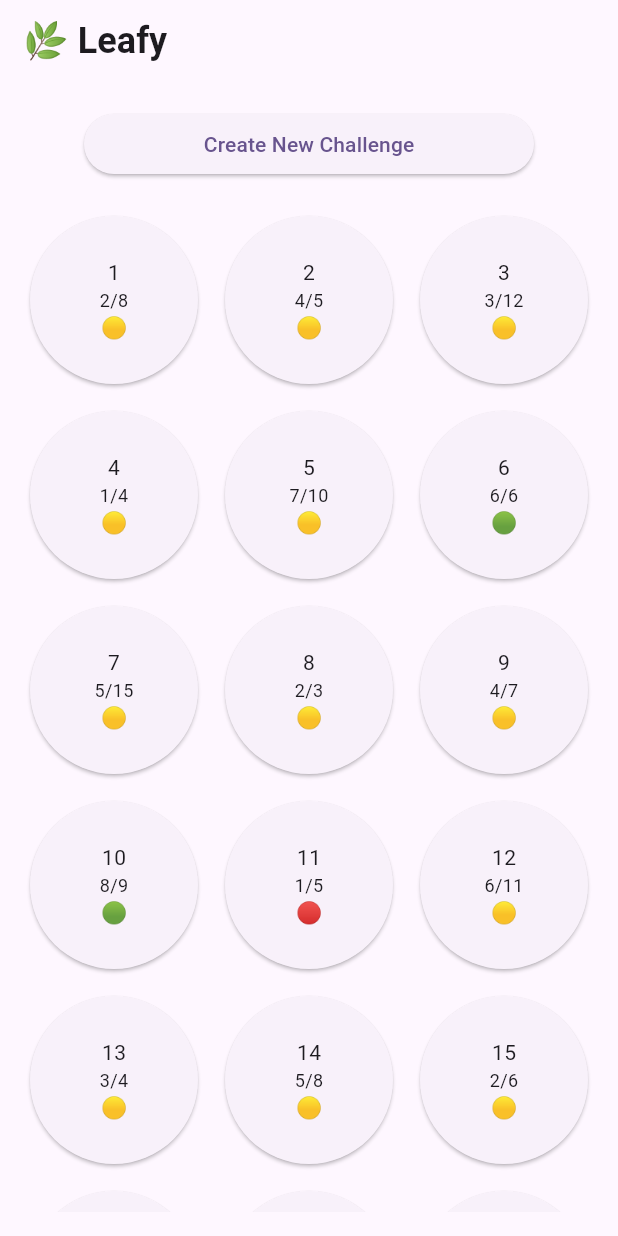
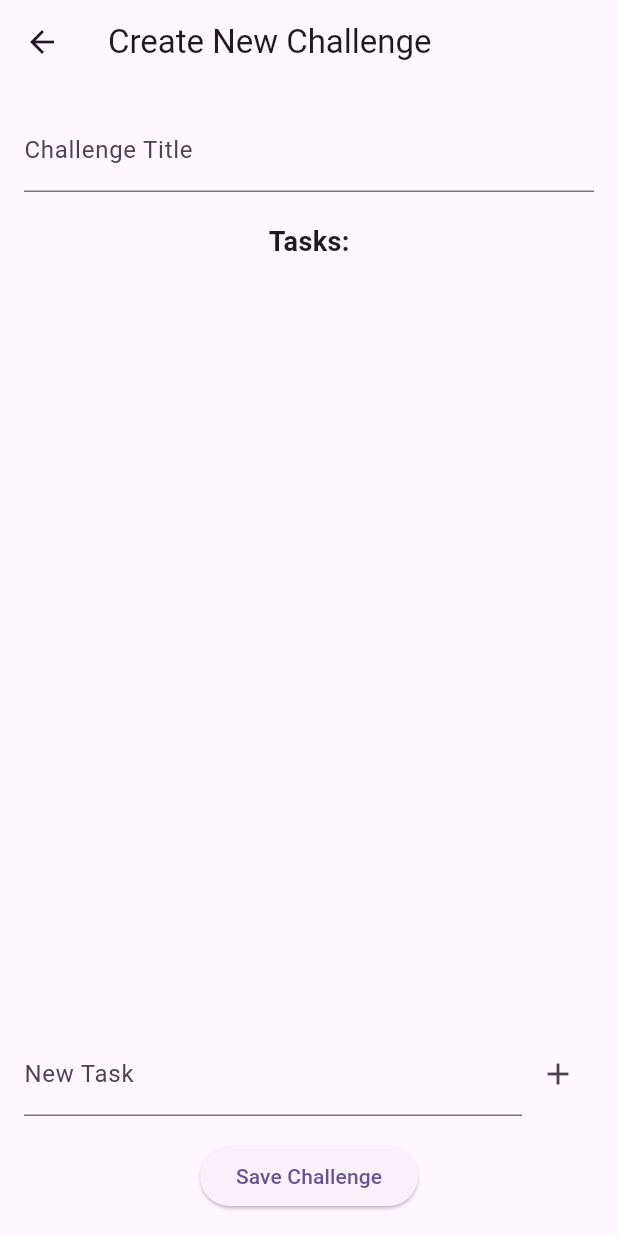
Before and after one commit to guilouro/leafy, a Flutter app: the screen it shows after launch, after a tap on "Create New Challenge", on a phone screen of 412 x 824 dp. Run offline on Flutter 3.47's test engine with Material 3 defaults, Android fonts, the light colour scheme and no system bars.

Commit message:
feat: create group forma and add navigation from home screen

```diff
--- /dev/null
+++ b/lib/screens/group_form_screen.dart
@@ -0,0 +1,118 @@
+import 'package:flutter/material.dart';
+
+class GroupForm extends StatefulWidget {
+  const GroupForm({super.key});
+
+  @override
+  State<GroupForm> createState() => _GroupFormState();
+}
+
+class _GroupFormState extends State<GroupForm> {
+  final formKey = GlobalKey<FormState>();
+  final titleController = TextEditingController();
+  final taskController = TextEditingController();
+  List<String> tasks = [];
+
+  @override
+  Widget build(BuildContext context) {
+    debugPrint('tasks: $tasks');
+
+    void addTask(String task) {
+      if (task.isNotEmpty) {
+        setState(() {
+          tasks.add(task);
+        });
+
+        taskController.clear();
+      }
+    }
+
+    void saveChallenge() {
+      if (formKey.currentState!.validate()) {
+        debugPrint('title: ${titleController.text}');
+        debugPrint('tasks: $tasks');
+      }
+    }
+
+    return Scaffold(
+      appBar: AppBar(title: const Text('Create New Challenge')),
+      body: Padding(
+        padding: const EdgeInsets.all(16.0),
+        child: Form(
+          key: formKey,
+          child: Column(
+            children: [
+              TextFormField(
+                controller: titleController,
+                decoration: const InputDecoration(
+                  labelText: 'Challenge Title',
+                  hintText: 'e.g., Cleaning the House',
+                ),
+                validator: (value) {
+                  if (value == null || value.isEmpty) {
+                    return 'Challenge title is required';
+                  }
+                  return null;
+                },
+              ),
+              const SizedBox(height: 20),
+              const Text(
+                'Tasks:',
+                style: TextStyle(fontSize: 18, fontWeight: FontWeight.bold),
+              ),
+              Expanded(
+                child: ListView.builder(
+                  itemCount: tasks.length,
+                  itemBuilder: (BuildContext context, int index) {
+                    return ListTile(
+                      title: Text(tasks[index]),
+                      trailing: IconButton(
+                        icon: const Icon(Icons.delete),
+                        onPressed: () {
+                          setState(() {
+                            tasks.removeAt(index);
+                          });
+                        },
+                      ),
+                    );
+                  },
+                ),
+              ),
+              Padding(
+                padding: const EdgeInsets.symmetric(vertical: 16.0),
+                child: Row(
+                  children: [
+                    Expanded(
+                      child: TextField(
+                        controller: taskController,
+                        decoration: const InputDecoration(
+                          labelText: 'New Task',
+                          hintText: 'Enter task description',
+                        ),
+                        onSubmitted: (task) {
+                          addTask(task);
+                        },
+                      ),
+                    ),
+                    IconButton(
+                      icon: const Icon(Icons.add),
+                      onPressed: () {
+                        addTask(taskController.text);
+                      },
+                    ),
+                  ],
+                ),
+              ),
+              ElevatedButton(
+                child: const Text('Save Challenge'),
+                onPressed: () {
+                  saveChallenge();
+                },
+              ),
+            ],
+          ),
+        ),
+      ),
+    );
+  }
+}
--- a/lib/screens/home_screen.dart
+++ b/lib/screens/home_screen.dart
@@ -1,5 +1,6 @@
 import 'package:flutter/material.dart';
 import 'package:leafy/ui/seedling.dart';
+import 'package:leafy/screens/group_form_screen.dart';
 
 class HomeScreen extends StatelessWidget {
   const HomeScreen({super.key});
@@ -21,7 +22,14 @@ class HomeScreen extends StatelessWidget {
               child: SizedBox(
                 width: 300,
                 child: ElevatedButton(
-                  onPressed: () {},
+                  onPressed: () {
+                    Navigator.push(
+                      context,
+                      MaterialPageRoute(
+                        builder: (context) => const GroupForm(),
+                      ),
+                    );
+                  },
                   child: const Text('Create New Challenge'),
                 ),
               ),
```
